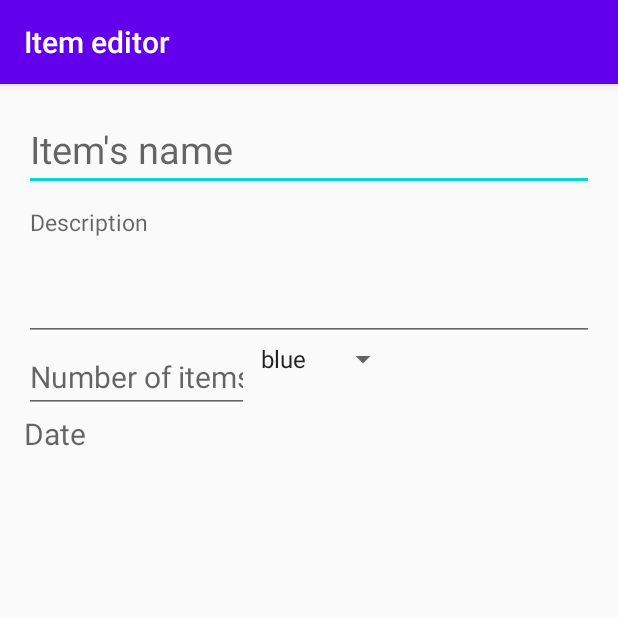
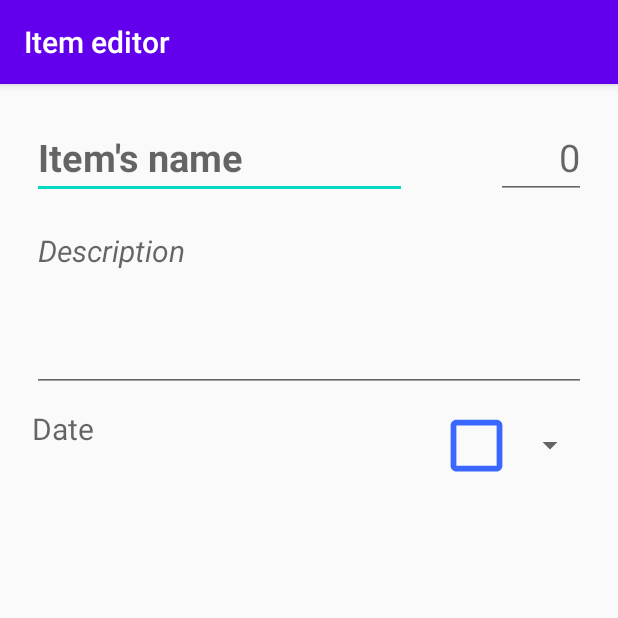
Before and after one commit to FokaKefir/Shopping-List-app, an Android app: the ItemActivity screen opened directly, with no data from a screen before it, on a phone screen of 412 x 824 dp, the top half of it. Run offline under Robolectric (Android 15) with nearby library versions, the phone set to English and light mode, and no system bars.

Commit message:
Reworking the item_activity's design.

```diff
--- a/app/src/main/java/com/example/shoppinglist/gui/activity/ItemActivity.java
+++ b/app/src/main/java/com/example/shoppinglist/gui/activity/ItemActivity.java
@@ -18,10 +18,12 @@ import android.widget.TextView;
 import android.widget.Toast;
 
 import com.example.shoppinglist.R;
+import com.example.shoppinglist.gui.spinner.SpinnerAdapter;
 import com.example.shoppinglist.model.Item;
 import com.example.shoppinglist.model.MyDate;
 import com.google.android.material.floatingactionbutton.FloatingActionButton;
 
+import java.util.ArrayList;
 import java.util.Calendar;
 
 
@@ -47,6 +49,7 @@ public class ItemActivity extends AppCompatActivity
 
     private MyDate date;
     private int imageResource;
+    private ArrayList<Integer> spinnerList;
 
     // endregion
 
@@ -76,9 +79,8 @@ public class ItemActivity extends AppCompatActivity
         this.txtDate.setOnClickListener(this);
         this.spinner.setOnItemSelectedListener(this);
 
-
+        buildSpinner();
         readIntent();
-        buildSpinner();
 
     }
 
@@ -102,6 +104,8 @@ public class ItemActivity extends AppCompatActivity
                 this.txtDate.setText(R.string.str_date);
             }
 
+            this.spinner.setSelection(this.spinnerList.indexOf(this.imageResource));
+
             this.btnDone.show();
         } else {
             this.btnDone.hide();
@@ -109,31 +113,16 @@ public class ItemActivity extends AppCompatActivity
     }
 
     private void buildSpinner() {
-        ArrayAdapter<CharSequence> adapter = ArrayAdapter.createFromResource(
-                this,
-                R.array.colors,
-                android.R.layout.simple_spinner_item
-        );
-        adapter.setDropDownViewResource(android.R.layout.simple_spinner_dropdown_item);
+        this.spinnerList = new ArrayList<>();
+        this.spinnerList.add(R.drawable.ic_box_blue);
+        this.spinnerList.add(R.drawable.ic_box_green);
+        this.spinnerList.add(R.drawable.ic_box_orange);
+        this.spinnerList.add(R.drawable.ic_box_red);
+        this.spinnerList.add(R.drawable.ic_box_yellow);
+
+        SpinnerAdapter adapter = new SpinnerAdapter(this, this.spinnerList);
+
         this.spinner.setAdapter(adapter);
-        switch (this.imageResource){
-            case R.drawable.ic_box_blue:
-                this.spinner.setSelection(0);
-                break;
-            case R.drawable.ic_box_green:
-                this.spinner.setSelection(1);
-                break;
-            case R.drawable.ic_box_orange:
-                this.spinner.setSelection(2);
-                break;
-            case R.drawable.ic_box_red:
-                this.spinner.setSelection(3);
-                break;
-            case R.drawable.ic_box_yellow:
-                this.spinner.setSelection(4);
-                break;
-        }
-
     }
 
     private void showDatePickerDialog(){
@@ -184,25 +173,8 @@ public class ItemActivity extends AppCompatActivity
     }
 
     @Override
-    public void onItemSelected(AdapterView<?> adapterView, View view, int position, long id) {
-        String strColor = adapterView.getItemAtPosition(position).toString();
-        switch (strColor){
-            case "blue":
-                this.imageResource = R.drawable.ic_box_blue;
-                break;
-            case "green":
-                this.imageResource = R.drawable.ic_box_green;
-                break;
-            case "orange":
-                this.imageResource = R.drawable.ic_box_orange;
-                break;
-            case "red":
-                this.imageResource = R.drawable.ic_box_red;
-                break;
-            case "yellow":
-                this.imageResource = R.drawable.ic_box_yellow;
-                break;
-        }
+    public void onItemSelected(AdapterView<?> parent, View view, int position, long id) {
+        this.imageResource = (Integer) parent.getItemAtPosition(position);
     }
 
     @Override
--- /dev/null
+++ b/app/src/main/java/com/example/shoppinglist/gui/spinner/SpinnerAdapter.java
@@ -0,0 +1,63 @@
+package com.example.shoppinglist.gui.spinner;
+
+import android.content.Context;
+import android.view.LayoutInflater;
+import android.view.View;
+import android.view.ViewGroup;
+import android.widget.ArrayAdapter;
+import android.widget.ImageView;
+
+import androidx.annotation.NonNull;
+import androidx.annotation.Nullable;
+
+import com.example.shoppinglist.R;
+
+import java.util.ArrayList;
+
+public class SpinnerAdapter extends ArrayAdapter<Integer> {
+
+    // region 1. Constructor
+
+    public SpinnerAdapter(@NonNull Context context, ArrayList<Integer> list) {
+        super(context, 0, list);
+    }
+
+    // endregion
+
+    // region 2. Implemented methods
+
+    @NonNull
+    @Override
+    public View getView(int position, @Nullable View convertView, @NonNull ViewGroup parent) {
+        return initView(position, convertView, parent);
+    }
+
+    @Override
+    public View getDropDownView(int position, @Nullable View convertView, @NonNull ViewGroup parent) {
+        return initView(position, convertView, parent);
+    }
+
+    // endregion
+
+    // region 3. Other methods
+
+    private View initView(int position, View convertView, ViewGroup parent) {
+        if (convertView == null) {
+            convertView = LayoutInflater.from(getContext()).inflate(
+                    R.layout.spinner_row,
+                    parent,
+                    false
+            );
+        }
+
+        ImageView imageView = convertView.findViewById(R.id.image_view);
+
+        Integer currentItem = getItem(position);
+        if (currentItem != null)
+            imageView.setImageResource(currentItem);
+
+        return convertView;
+    }
+
+    // endregion
+}
--- a/app/src/main/res/layout/item_activity.xml
+++ b/app/src/main/res/layout/item_activity.xml
@@ -14,55 +14,70 @@
         android:layout_height="match_parent"
         android:orientation="vertical">
 
+        <RelativeLayout
+            android:layout_width="wrap_content"
+            android:layout_height="wrap_content"
+            android:orientation="horizontal"
+            android:layout_margin="@dimen/margin">
+
+
             <EditText
                 android:id="@+id/txt_name"
-            android:layout_width="match_parent"
+                android:layout_width="250dp"
                 android:layout_height="wrap_content"
-            android:autofillHints=""
+                android:hint="@string/str_name"
+                android:inputType="textPersonName"
+                android:textStyle="bold"
+                android:textColor="@color/colorBlack"
+                android:textSize="25sp" />
+
+            <EditText
+                android:id="@+id/txt_number_of_items"
+                android:layout_width="60dp"
+                android:layout_height="wrap_content"
+                android:layout_alignParentEnd="true"
+                android:hint="@string/str_number_of_items"
+                android:inputType="numberSigned"
                 android:textSize="25sp"
-            android:hint="@string/str_name"
-            android:inputType="textPersonName" />
+                android:textDirection="rtl"/>
+
+        </RelativeLayout>
 
         <EditText
             android:id="@+id/txt_description"
             android:layout_width="match_parent"
-            android:layout_height="100dp"
-            android:autofillHints=""
-            android:textSize="15sp"
+            android:layout_height="wrap_content"
+            android:lines="4"
             android:gravity="start|top"
             android:hint="@string/str_description"
-            android:inputType="textMultiLine" />
+            android:inputType="textMultiLine"
+            android:textSize="20sp"
+            android:layout_margin="@dimen/margin"
+            android:textStyle="italic"/>
 
-
-
-        <LinearLayout
-            android:layout_width="match_parent"
+        <RelativeLayout
+            android:layout_width="wrap_content"
             android:layout_height="wrap_content"
-            android:orientation="horizontal">
-
-            <EditText
-                android:id="@+id/txt_number_of_items"
-                android:layout_width="150dp"
-                android:layout_height="wrap_content"
-                android:autofillHints=""
-                android:textSize="20sp"
-                android:hint="@string/str_number_of_items"
-                android:inputType="numberSigned" />
+            android:orientation="horizontal"
+            android:layout_margin="@dimen/margin">
 
             <Spinner
                 android:id="@+id/color_spinner"
-                android:layout_width="100dp"
+                android:layout_width="wrap_content"
                 android:layout_height="wrap_content"
+                android:layout_alignParentEnd="true"
                 android:layout_gravity="center_horizontal" />
-
-        </LinearLayout>
 
             <TextView
                 android:id="@+id/txt_date"
-            android:layout_width="200dp"
+                android:layout_width="wrap_content"
                 android:layout_height="wrap_content"
+                android:gravity="center_horizontal"
                 android:hint="@string/str_date"
                 android:textSize="20sp" />
+
+
+        </RelativeLayout>
 
     </LinearLayout>
 
--- /dev/null
+++ b/app/src/main/res/layout/spinner_row.xml
@@ -0,0 +1,11 @@
+<?xml version="1.0" encoding="utf-8"?>
+<RelativeLayout xmlns:android="http://schemas.android.com/apk/res/android"
+    android:layout_width="match_parent" android:layout_height="match_parent">
+
+    <ImageView
+        android:id="@+id/image_view"
+        android:layout_width="@dimen/image_size"
+        android:layout_height="@dimen/image_size"
+        android:padding="2dp" />
+
+</RelativeLayout>
--- a/app/src/main/res/values/colors.xml
+++ b/app/src/main/res/values/colors.xml
@@ -6,4 +6,5 @@
     <color name="colorWhite">#FFFFFF</color>
     <color name="colorSilver">#C0C0C0</color>
     <color name="colorFloatingButton">#FFEB3B</color>
+    <color name="colorBlack">#000000</color>
 </resources>
--- /dev/null
+++ b/app/src/main/res/values/dimens.xml
@@ -0,0 +1,5 @@
+<?xml version="1.0" encoding="utf-8"?>
+<resources>
+    <dimen name="margin">5dp</dimen>
+    <dimen name="image_size">50dp</dimen>
+</resources>
--- a/app/src/main/res/values/strings.xml
+++ b/app/src/main/res/values/strings.xml
@@ -2,7 +2,7 @@
     <string name="app_name">Shopping List</string>
     <string name="str_description">Description</string>
     <string name="str_name">Item\'s name</string>
-    <string name="str_number_of_items">Number of items</string>
+    <string name="str_number_of_items">0</string>
     <string name="str_date">Date</string>
     <string name="str_choose_date">Choose date</string>
 
```
Lines whose indentation alone changed are shown as unchanged.
